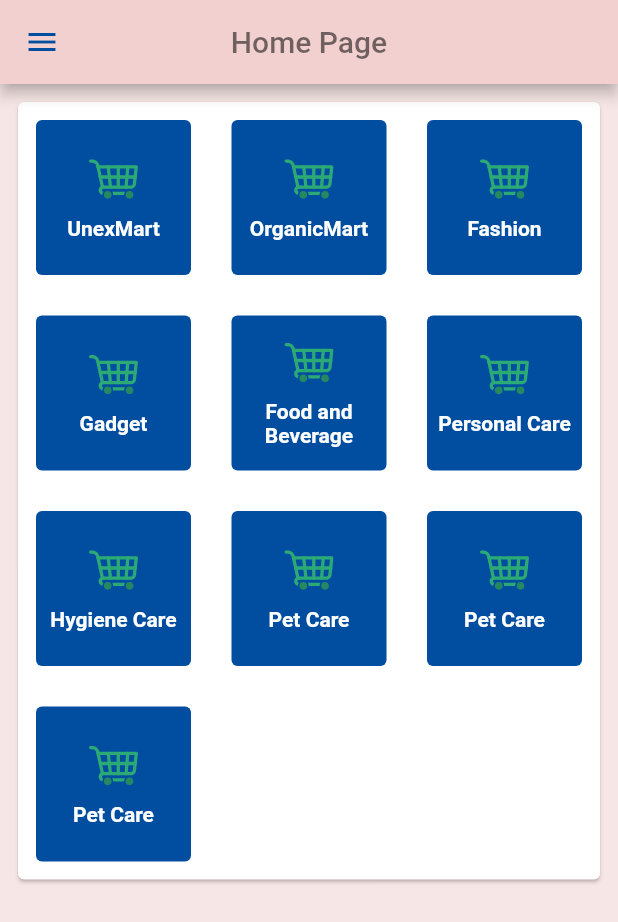
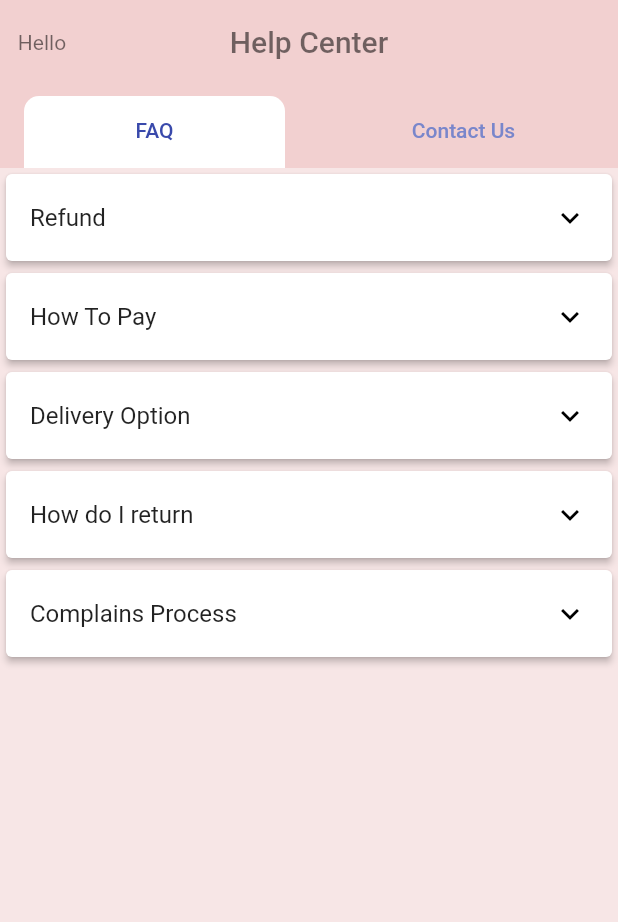
Before and after one commit to Rokon-556/e_commece_app_ui, a Flutter app: the screen it shows after launch, on a phone screen of 412 x 824 dp. Shown: the top 922 px of the screen. Run offline on Flutter 3.47's test engine with Material 2 defaults, Android fonts, the phone set to English and light mode, and no system bars; our stand-ins replace cached_network_image, flutter_svg.

Commit message:
adding help center page

```diff
--- a/lib/main.dart
+++ b/lib/main.dart
@@ -1,5 +1,6 @@
 import 'package:ecommerce_pages/pages/confirmation_page.dart';
 import 'package:ecommerce_pages/pages/deals_page.dart';
+import 'package:ecommerce_pages/pages/help_center_page.dart';
 import 'package:ecommerce_pages/pages/home_page.dart';
 import 'package:ecommerce_pages/pages/my_cart_page.dart';
 import 'package:ecommerce_pages/pages/my_orders_page.dart';
@@ -32,15 +33,16 @@ class MyApp extends StatelessWidget {
         ),
         scaffoldBackgroundColor: const Color(0xfff7e6e6),
       ),
-      home: const HomePage(),
+      home: const HelpCenterPage(),
+      // home: const HomePage(),
       routes: {
-        ConfirmationPage.routeName:((context)=>const ConfirmationPage()),
-        DealsPage.routeName:((context)=>const DealsPage()),
-        MyCartPage.routeName:((context)=>const MyCartPage()),
-        MyOrdersPage.routeName:((context)=>const MyOrdersPage()),
-        OurProductsPage.routeName:((context)=>const OurProductsPage()),
+        ConfirmationPage.routeName: ((context) => const ConfirmationPage()),
+        DealsPage.routeName: ((context) => const DealsPage()),
+        MyCartPage.routeName: ((context) => const MyCartPage()),
+        MyOrdersPage.routeName: ((context) => const MyOrdersPage()),
+        OurProductsPage.routeName: ((context) => const OurProductsPage()),
         // ProductDetailsPage.routeName:((context)=>ProductDetailsPage()),
-        Profile.routeName:((context)=>const Profile()),
+        Profile.routeName: ((context) => const Profile()),
       },
     );
   }
--- /dev/null
+++ b/lib/models/faq.dart
@@ -0,0 +1,7 @@
+class FAQ {
+  final String title;
+  final String description;
+  final bool isExpand;
+
+  FAQ( {required this.title, required this.description,required this.isExpand,});
+}
--- /dev/null
+++ b/lib/pages/help_center_page.dart
@@ -0,0 +1,63 @@
+import 'package:flutter/material.dart';
+
+import '../widgets/contact_us_tab.dart';
+import '../widgets/faq_tab.dart';
+
+class HelpCenterPage extends StatelessWidget {
+  const HelpCenterPage({super.key});
+
+  @override
+  Widget build(BuildContext context) {
+    return Scaffold(
+      appBar: AppBar(
+        leading: const SizedBox(
+          width: 60,
+          child: Center(child: Text('Hello')),
+        ),
+        title: const Text('Help Center'),
+        centerTitle: true,
+        elevation: 0,
+      ),
+      body: DefaultTabController(
+        length: 2,
+        child: Scaffold(
+          appBar: AppBar(
+            elevation: 0,
+            bottom: PreferredSize(
+              preferredSize: const Size.fromHeight(0.0),
+              child: TabBar(
+                labelColor: Colors.indigo[600],
+                unselectedLabelColor: Colors.indigo[300],
+                indicatorSize: TabBarIndicatorSize.label,
+                indicator: const BoxDecoration(
+                    borderRadius: BorderRadius.only(
+                      topLeft: Radius.circular(10),
+                      topRight: Radius.circular(10),
+                    ),
+                    color: Colors.white),
+                tabs: const [
+                  Tab(
+                    child: Align(
+                      alignment: Alignment.center,
+                      child: Text("FAQ"),
+                    ),
+                  ),
+                  Tab(
+                    child: Align(
+                      alignment: Alignment.center,
+                      child: Text("Contact Us"),
+                    ),
+                  ),
+                ],
+              ),
+            ),
+          ),
+          body: const TabBarView(children: [
+            FAQTab(),
+            ContactUs(),
+          ]),
+        ),
+      ),
+    );
+  }
+}
--- a/lib/pages/my_cart_page.dart
+++ b/lib/pages/my_cart_page.dart
@@ -39,6 +39,7 @@ class MyCartPage extends StatelessWidget {
     ];
 
     return Scaffold(
+      resizeToAvoidBottomInset: false,
       backgroundColor: Theme.of(context).scaffoldBackgroundColor,
       appBar: AppBar(
         elevation: 0,
@@ -63,6 +64,8 @@ class MyCartPage extends StatelessWidget {
         children: [
           Expanded(
             child: ListView.builder(
+              shrinkWrap: true,
+              physics: NeverScrollableScrollPhysics(),
               itemCount: item.length,
               itemBuilder: (context, index) => InkWell(
                 onTap: () {
@@ -87,7 +90,6 @@ class MyCartPage extends StatelessWidget {
           ),
           Padding(
             padding: const EdgeInsets.all(20),
-            child: Container(
             child: TextFormField(
               controller: promoController,
               cursorWidth: 2,
@@ -108,7 +110,6 @@ class MyCartPage extends StatelessWidget {
                       color: const Color(0xff014ea0),
                       width: 70.0,
                       fontSize: 14),
-                  ),
                 ),
               ),
             ),
--- /dev/null
+++ b/lib/widgets/faq_tab.dart
@@ -0,0 +1,63 @@
+import 'package:ecommerce_pages/models/faq.dart';
+import 'package:flutter/material.dart';
+
+class FAQTab extends StatelessWidget {
+  const FAQTab({super.key});
+
+  @override
+  Widget build(BuildContext context) {
+    final List<FAQ> faq = [
+      FAQ(
+          isExpand: false,
+          title: 'Refund',
+          description:
+              'desert tobacco melted pupil rich bean kitchen paragraph thread wave buried energy strange weight lack daily frighten soldier example gone are earn given mainly'),
+      FAQ(
+          isExpand: false,
+          title: 'How To Pay',
+          description:
+              'desert tobacco melted pupil rich bean kitchen paragraph thread wave buried energy strange weight lack daily frighten soldier example gone are earn given mainly'),
+      FAQ(
+          isExpand: false,
+          title: 'Delivery Option',
+          description:
+              'desert tobacco melted pupil rich bean kitchen paragraph thread wave buried energy strange weight lack daily frighten soldier example gone are earn given mainly'),
+      FAQ(
+          isExpand: false,
+          title: 'How do I return',
+          description:
+              'desert tobacco melted pupil rich bean kitchen paragraph thread wave buried energy strange weight lack daily frighten soldier example gone are earn given mainly'),
+      FAQ(
+          isExpand: false,
+          title: 'Complains Process',
+          description:
+              'desert tobacco melted pupil rich bean kitchen paragraph thread wave buried energy strange weight lack daily frighten soldier example gone are earn given mainly'),
+    ];
+
+    return ListView.builder(
+      itemCount: faq.length,
+      itemBuilder: (context, index) => Card(
+        elevation: 2,
+        child: ExpansionTile(
+          iconColor: Colors.black,
+          collapsedIconColor: Colors.black,
+          childrenPadding:
+              const EdgeInsets.symmetric(vertical: 10, horizontal: 20),
+          title: Text(
+            faq[index].title,
+          ),
+          children: [
+            Padding(
+              padding: const EdgeInsets.symmetric(
+                horizontal: 16,
+              ),
+              child: Text(
+                faq[index].description,
+              ),
+            ),
+          ],
+        ),
+      ),
+    );
+  }
+}
```
Also changed, not shown: lib/pages/product_details_page.dart (+13 -13 lines), lib/widgets/contact_us_tab.dart (added, +95 -0 lines). Lines whose indentation alone changed are shown as unchanged.
